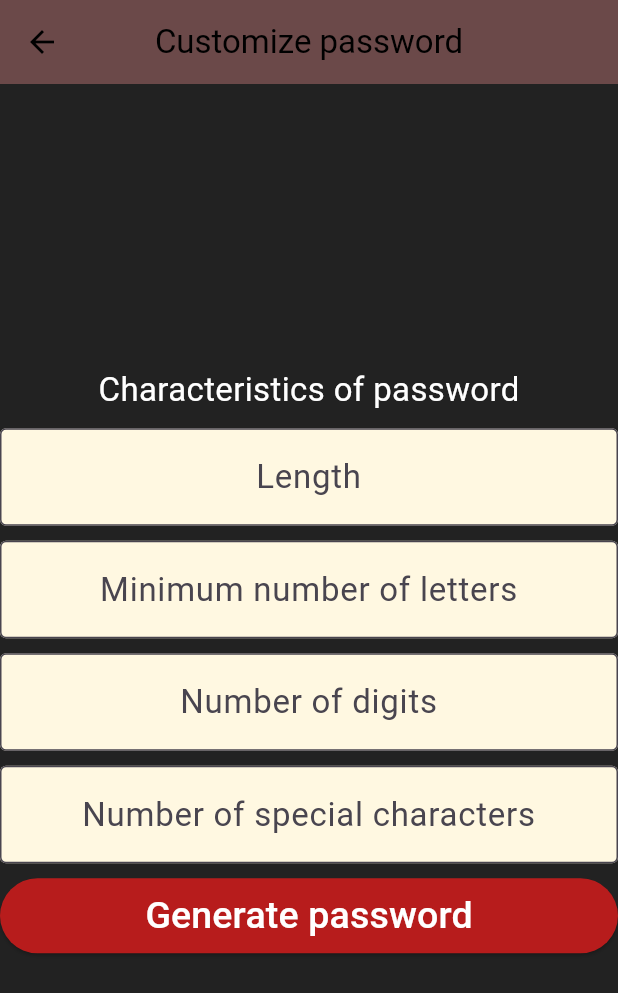
After one commit to ManuelAlejandro94/password-generator-mobile, a Flutter app: the screen it shows after launch, after a tap on "Customize password", on a phone screen of 412 x 824 dp. The commit adds this screen. Shown: the top 993 px of the screen. Run offline on Flutter 3.47's test engine with Material 3 defaults, Android fonts, the phone set to English and light mode, and no system bars; network calls fail.

Commit message:
FEAT: Customized  function implemented

```diff
--- /dev/null
+++ b/lib/classes/customized_body_class.dart
@@ -0,0 +1,31 @@
+class CustomizedBody {
+  final int len;
+  final int letters;
+  final int digits;
+  final int special_characters;
+
+  const CustomizedBody({
+    required this.len,
+    required this.letters,
+    required this.digits,
+    required this.special_characters
+  });
+
+  factory CustomizedBody.fromJson(Map<String, dynamic> json){
+    return switch(json){
+      {
+        'len': int len,
+        'letters': int letters,
+        'digits': int digits,
+        'special_characters': int special_characters
+      } =>
+      CustomizedBody(
+        len: len,
+        letters: letters,
+        digits: digits,
+        special_characters: special_characters
+      ),
+      _ => throw const FormatException('Failed to load password')
+    };
+  }
+}
--- a/lib/main.dart
+++ b/lib/main.dart
@@ -1,5 +1,4 @@
 import 'package:flutter/material.dart';
-import 'package:password_generator_mobile/pages/basic_page.dart';
 import 'package:password_generator_mobile/pages/menu_page.dart';
 
 void main() {
@@ -13,6 +12,7 @@ class MyApp extends StatelessWidget {
   @override
   Widget build(BuildContext context) {
     return MaterialApp(
+      debugShowCheckedModeBanner: false,
       theme: ThemeData(
         scaffoldBackgroundColor: Colors.black87
       ),
--- /dev/null
+++ b/lib/pages/customize_page.dart
@@ -0,0 +1,127 @@
+import 'package:flutter/material.dart';
+import 'package:password_generator_mobile/classes/customized_body_class.dart';
+import 'package:password_generator_mobile/pages/password_generate/password_customized_page.dart';
+
+class CustomizePage extends StatefulWidget {
+  const CustomizePage({super.key});
+
+  @override
+  State<CustomizePage> createState() => _CustomizePageState();
+}
+
+class _CustomizePageState extends State<CustomizePage> {
+
+  final controllerLength = TextEditingController();
+  final controllerLetters = TextEditingController();
+  final controllerDigits = TextEditingController();
+  final controllerSpecial = TextEditingController();
+
+  @override
+  Widget build(BuildContext context) {
+    return Scaffold(
+      appBar: AppBar(
+        title: const Text('Customize password'),
+        backgroundColor: Color.fromARGB(179, 138, 90, 90),
+        foregroundColor: Colors.black,
+        centerTitle: true,
+      ),
+      body: Center(
+        child: SingleChildScrollView(
+          child: Column(
+            mainAxisAlignment: MainAxisAlignment.center,
+            crossAxisAlignment: CrossAxisAlignment.center,
+            children: [
+              const Text(
+                'Characteristics of password',
+                style: TextStyle(
+                  fontSize: 22,
+                  color: Colors.white
+                ),
+              ),
+              const SizedBox(height: 10,),
+              TextField(
+                textAlign: TextAlign.center,
+                enabled: true,
+                decoration: InputDecoration(
+                  border: OutlineInputBorder(),
+                  filled: true,
+                  fillColor: Colors.amber.shade50,
+                  hintText: 'Length'
+                ),
+                style: const TextStyle(fontSize: 22),
+                keyboardType: TextInputType.number,
+                controller: controllerLength,
+              ),
+              const SizedBox(height: 10,),
+              TextField(
+                textAlign: TextAlign.center,
+                enabled: true,
+                decoration: InputDecoration(
+                  border: OutlineInputBorder(),
+                  filled: true,
+                  fillColor: Colors.amber.shade50,
+                  hintText: 'Minimum number of letters'
+                ),
+                style: const TextStyle(fontSize: 22),
+                keyboardType: TextInputType.number,
+                controller: controllerLetters,
+              ),
+              const SizedBox(height: 10,),
+              TextField(
+                textAlign: TextAlign.center,
+                enabled: true,
+                decoration: InputDecoration(
+                  border: OutlineInputBorder(),
+                  filled: true,
+                  fillColor: Colors.amber.shade50,
+                  hintText: 'Number of digits'
+                ),
+                style: const TextStyle(fontSize: 22),
+                keyboardType: TextInputType.number,
+                controller: controllerDigits,
+              ),
+              const SizedBox(height: 10,),
+              TextField(
+                textAlign: TextAlign.center,
+                enabled: true,
+                decoration: InputDecoration(
+                  border: OutlineInputBorder(),
+                  filled: true,
+                  fillColor: Colors.amber.shade50,
+                  hintText: 'Number of special characters'
+                ),
+                style: const TextStyle(fontSize: 22),
+                keyboardType: TextInputType.number,
+                controller: controllerSpecial,
+              ),
+              const SizedBox(height: 10,),
+              ElevatedButton(
+                style: ButtonStyle(
+                  backgroundColor: MaterialStateProperty.all(Colors.red.shade900),
+                  foregroundColor: MaterialStateProperty.all(Colors.white),
+                  minimumSize: MaterialStateProperty.all(const Size.fromHeight(50))
+                ),
+                onPressed: () {
+                  CustomizedBody params = CustomizedBody(
+                    len: int.parse(controllerLength.text),
+                    letters: int.parse(controllerLetters.text),
+                    digits: int.parse(controllerDigits.text),
+                    special_characters: int.parse(controllerSpecial.text)
+                  );
+                  Navigator.push(
+                    context,
+                    MaterialPageRoute(builder: (context) => PasswordCustomized(params: params))
+                  );
+                },
+                child: const Text(
+                  "Generate password",
+                  style: TextStyle(fontSize: 25),
+                )
+              )
+            ],
+          ),
+        ),
+      ),
+    );
+  }
+}
--- a/lib/pages/length_page.dart
+++ b/lib/pages/length_page.dart
@@ -63,7 +63,8 @@ class _LengthPageState extends State<LengthPage> {
                 child: const Text(
                   "Generate password",
                   style: TextStyle(fontSize: 25),
-                ))
+                )
+              )
             ],
           ),
         ),
--- a/lib/pages/menu_page.dart
+++ b/lib/pages/menu_page.dart
@@ -1,5 +1,6 @@
 import 'package:flutter/material.dart';
 import 'package:password_generator_mobile/pages/basic_page.dart';
+import 'package:password_generator_mobile/pages/customize_page.dart';
 import 'package:password_generator_mobile/pages/length_page.dart';
 
 class MenuPage extends StatefulWidget {
@@ -59,6 +60,24 @@ class _MenuPageState extends State<MenuPage> {
                   style: TextStyle(fontSize: 24),
                 ),
               ),
+              const SizedBox(height: 10,),
+              ElevatedButton(
+                style: ButtonStyle(
+                  backgroundColor: MaterialStateProperty.all(const Color.fromARGB(179, 138, 90, 90)),
+                  foregroundColor: MaterialStateProperty.all(Colors.black),
+                  minimumSize: MaterialStateProperty.all(const Size.fromHeight(50)),
+                ),
+                onPressed: () {
+                  Navigator.push(
+                    context,
+                    MaterialPageRoute(builder: (context) => const CustomizePage())
+                  );
+                },
+                child: const Text(
+                  "Customize password",
+                  style: TextStyle(fontSize: 24),
+                ),
+              ),
             ],
           ),
         ),
```
Also changed, not shown: lib/classes/general_class.dart (added, +27 -0 lines), lib/pages/password_generate/password_customized_page.dart (added, +151 -0 lines).
